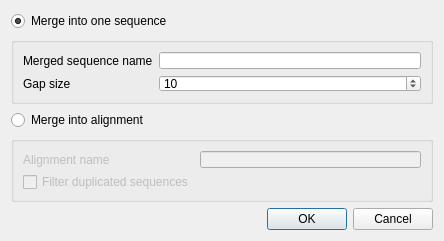
Above: src/corelibs/U2Designer/src/SequenceActionDialog.ui from ugeneunipro/ugene before the change. Below: the same form after it.
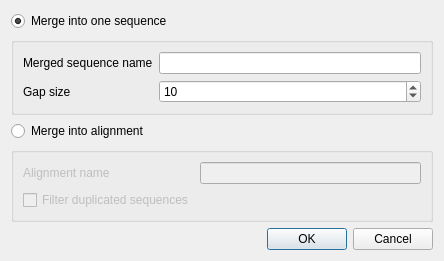
That is the form after the change.

Commit message: UGENE-7998 Grouper New Sequence Action dialog is bad on macOS

Patch:
```diff
--- a/src/corelibs/U2Designer/src/SequenceActionDialog.ui
+++ b/src/corelibs/U2Designer/src/SequenceActionDialog.ui
@@ -19,13 +19,13 @@
   <property name="minimumSize">
    <size>
     <width>0</width>
-    <height>241</height>
+    <height>0</height>
    </size>
   </property>
   <property name="maximumSize">
    <size>
     <width>16777215</width>
-    <height>241</height>
+    <height>16777215</height>
    </size>
   </property>
   <property name="windowTitle">
```
Left out of the diff: 3 changed lines with no effect on the pictures.
